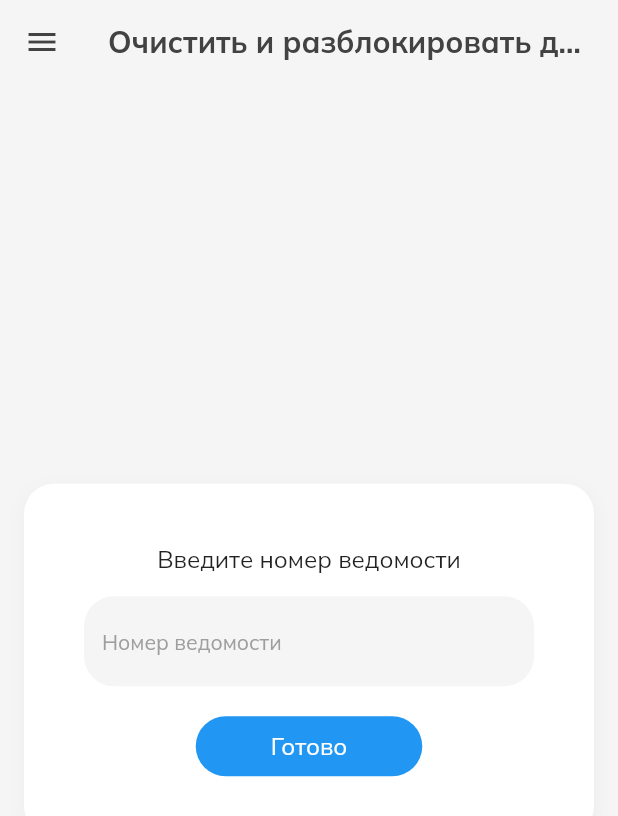
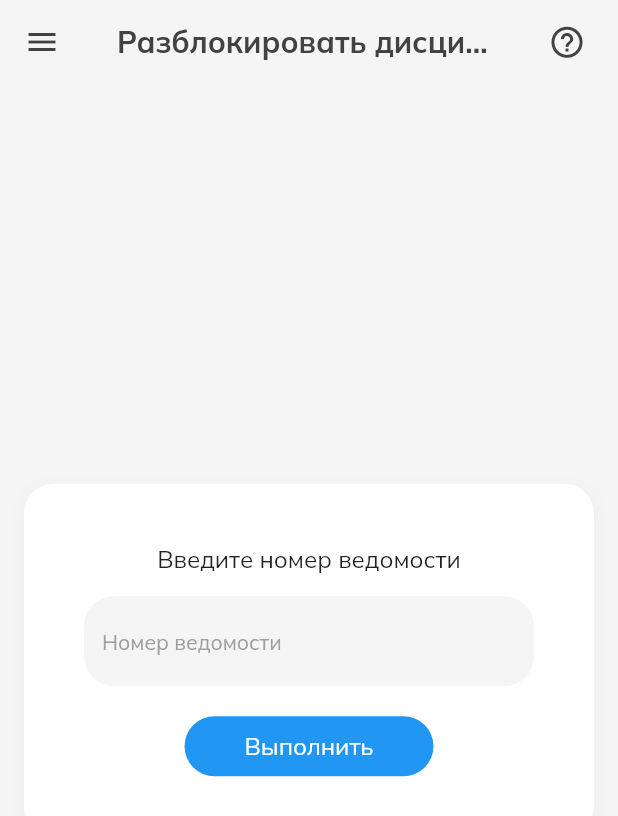
Before and after one commit to akmalova/grade_flutter, a Flutter app: the UnlockDisciplineScreen screen opened directly, on a phone screen of 412 x 824 dp. Shown: the top 816 px of the screen. Run offline on Flutter 3.47's test engine with Material 2 defaults, Android fonts, the phone set to English and light mode, and no system bars; our stand-ins replace bloc, flutter_bloc, flutter_screenutil, get_it, google_fonts, hive_flutter and 1 more; missing offline and left inert: postgres, window_manager; accounts and stored records are empty; statements that could not run were skipped.

Commit message:
changed labels

```diff
--- a/lib/data/datasource/grade_remote_data_source.dart
+++ b/lib/data/datasource/grade_remote_data_source.dart
@@ -127,7 +127,7 @@ class GradeRemoteDataSource {
 
   Future<int> transferTeacherData(String idFrom, String idTo) async {
     final result = await _connection.query(
-      'SELECT * FROM merge_accounts(@idFrom, @idTo)',
+      'SELECT * FROM merge_teacher_accounts(@idFrom, @idTo)',
       substitutionValues: {
         'idFrom': idFrom,
         'idTo': idTo,
--- a/lib/ui/common_widgets/grade_app_bar.dart
+++ b/lib/ui/common_widgets/grade_app_bar.dart
@@ -2,6 +2,7 @@ import 'package:flutter/material.dart';
 import 'package:flutter_bloc/flutter_bloc.dart';
 import 'package:grade/ui/screens/home/bloc/home/home_bloc.dart';
 import 'package:grade/ui/utils/constants/app_colors.dart';
+import 'package:open_filex/open_filex.dart';
 
 class GradeAppBar extends StatelessWidget with PreferredSizeWidget {
   final String title;
@@ -25,6 +26,21 @@ class GradeAppBar extends StatelessWidget with PreferredSizeWidget {
           context.read<HomeBloc>().add(HomeMenuPressedEvent());
         },
       ),
+      actions: [
+        Padding(
+          padding: const EdgeInsets.symmetric(horizontal: 10),
+          child: IconButton(
+            icon: const Icon(
+              Icons.help_outline,
+              color: AppColors.grey3,
+              size: 25,
+            ),
+            onPressed: () {
+              OpenFilex.open('user_manual.pdf');
+            },
+          ),
+        ),
+      ],
       centerTitle: true,
       title: Text(
         title,
--- a/lib/ui/common_widgets/grade_button.dart
+++ b/lib/ui/common_widgets/grade_button.dart
@@ -23,7 +23,7 @@ class GradeButton extends StatelessWidget {
       onTap: onTap,
       child: Container(
         padding:
-            padding ?? const EdgeInsets.symmetric(vertical: 10, horizontal: 50),
+            padding ?? const EdgeInsets.symmetric(vertical: 10, horizontal: 40),
         decoration: BoxDecoration(
           color: backgroundColor ?? AppColors.blue,
           borderRadius: const BorderRadius.all(Radius.circular(20)),
--- a/lib/ui/common_widgets/grade_error_widget.dart
+++ b/lib/ui/common_widgets/grade_error_widget.dart
@@ -61,7 +61,7 @@ class GradeErrorWidget extends StatelessWidget {
           const Divider(),
           const SizedBox(height: 15),
           GradeButton(
-            title: 'Попробовать еще раз',
+            title: 'Вернуться',
             onTap: onTap,
           )
         ],
--- a/lib/ui/screens/add_task/add_page/add_page_screen.dart
+++ b/lib/ui/screens/add_task/add_page/add_page_screen.dart
@@ -120,7 +120,7 @@ class _AddPageScreenState extends State<AddPageScreen> {
                         const SizedBox(height: 15),
                         TextFieldRow(
                           title: 'Введите название задачи',
-                          hint: 'Очистить и разблокировать дисциплину',
+                          hint: 'Разблокировать дисциплину',
                           onChanged: (value) {
                             context
                                 .read<PagesBloc>()
@@ -237,7 +237,7 @@ class _AddPageScreenState extends State<AddPageScreen> {
                         const SizedBox(height: 10),
                         Center(
                           child: GradeButton(
-                            title: 'Готово',
+                            title: 'Выполнить',
                             onTap: () async {
                               context.read<PagesBloc>().add(PagesSaveEvent());
                             },
--- a/lib/ui/screens/add_task/pattern/pattern_screen.dart
+++ b/lib/ui/screens/add_task/pattern/pattern_screen.dart
@@ -90,7 +90,7 @@ class PatternScreen extends StatelessWidget {
                           },
                         ),
                         GradeButton(
-                          title: 'Готово',
+                          title: 'Выполнить',
                           onTap: () {
                             List<String> values = [];
                             for (TextEditingController controller
--- a/lib/ui/screens/home/widgets/side_menu.dart
+++ b/lib/ui/screens/home/widgets/side_menu.dart
@@ -231,7 +231,7 @@ class _SideMenuState extends State<SideMenu> {
               title: PageSections.disciplines,
               children: [
                 SideMenuSubitem(
-                  title: 'Очистить и разблокировать дисциплину',
+                  title: 'Разблокировать дисциплину',
                   onTap: () {
                     context.read<HomeBloc>().add(HomeUnlockDisciplineEvent());
                   },
--- a/lib/ui/screens/reports/study_plans/study_plans_screen.dart
+++ b/lib/ui/screens/reports/study_plans/study_plans_screen.dart
@@ -77,7 +77,7 @@ class _StudyPlansScreenState extends State<StudyPlansScreen> {
                         ),
                       const SizedBox(height: 10),
                       GradeButton(
-                        title: 'Готово',
+                        title: 'Выполнить',
                         onTap: () {
                           context
                               .read<StudyPlansBloc>()
--- a/lib/ui/screens/tasks/edit_study_plan/edit_study_plan_screen.dart
+++ b/lib/ui/screens/tasks/edit_study_plan/edit_study_plan_screen.dart
@@ -115,7 +115,7 @@ class _EditStudyPlanScreenState extends State<EditStudyPlanScreen> {
                         ),
                       const SizedBox(height: 10),
                       GradeButton(
-                        title: 'Готово',
+                        title: 'Выполнить',
                         onTap: () {
                           context
                               .read<EditStudyPlanBloc>()
--- a/lib/ui/screens/tasks/transfer_teacher_data/transfer_teacher_data_screen.dart
+++ b/lib/ui/screens/tasks/transfer_teacher_data/transfer_teacher_data_screen.dart
@@ -93,7 +93,7 @@ class _TransferTeacherDataScreenState extends State<TransferTeacherDataScreen> {
                         ),
                       const SizedBox(height: 10),
                       GradeButton(
-                        title: 'Готово',
+                        title: 'Выполнить',
                         onTap: () {
                           context
                               .read<TransferTeacherDataBloc>()
--- a/lib/ui/screens/tasks/unlock_discipline/unlock_discipline_screen.dart
+++ b/lib/ui/screens/tasks/unlock_discipline/unlock_discipline_screen.dart
@@ -15,7 +15,7 @@ class UnlockDisciplineScreen extends StatelessWidget {
   @override
   Widget build(BuildContext context) {
     return Scaffold(
-      appBar: const GradeAppBar(title: 'Очистить и разблокировать дисциплину'),
+      appBar: const GradeAppBar(title: 'Разблокировать дисциплину'),
       body: Padding(
         padding: const EdgeInsets.all(15.0),
         child: Center(
@@ -28,7 +28,7 @@ class UnlockDisciplineScreen extends StatelessWidget {
               } else if (state is UnlockDisciplineSuccessState) {
                 return GradeSuccessWidget(
                   description:
-                      'Дисциплина успешно очищена и разблокирована\nУдалено ${state.rowCount} записей',
+                      'Дисциплина успешно разблокирована\nУдалено ${state.rowCount} записей',
                   onTap: () {
                     context
                         .read<UnlockDisciplineBloc>()
@@ -38,7 +38,7 @@ class UnlockDisciplineScreen extends StatelessWidget {
               } else if (state is UnlockDisciplineErrorState) {
                 return GradeErrorWidget(
                   description:
-                      'Не удалось очистить и разблокировать дисциплину',
+                      'Не удалось разблокировать дисциплину',
                   onTap: () {
                     context
                         .read<UnlockDisciplineBloc>()
@@ -76,7 +76,7 @@ class UnlockDisciplineScreen extends StatelessWidget {
                         ),
                       const SizedBox(height: 10),
                       GradeButton(
-                        title: 'Готово',
+                        title: 'Выполнить',
                         onTap: () {
                           context.read<UnlockDisciplineBloc>().add(
                                 UnlockDisciplinePerformEvent(),
--- a/pubspec.yaml
+++ b/pubspec.yaml
@@ -45,7 +45,7 @@ dependencies:
   flutter_svg: ^2.0.4
   side_effect_bloc:
     path: side_effect_bloc
-  syncfusion_flutter_datagrid: ^21.1.38
+  open_filex: ^4.3.2
 
 dev_dependencies:
   flutter_test:
```
Also changed, not shown: lib/ui/screens/tasks/change_access/change_access_screen.dart (+7 -1 lines), lib/ui/screens/tasks/change_access/widgets/teachers_table.dart (+0 -108 lines), pubspec.lock, 2 other files.
